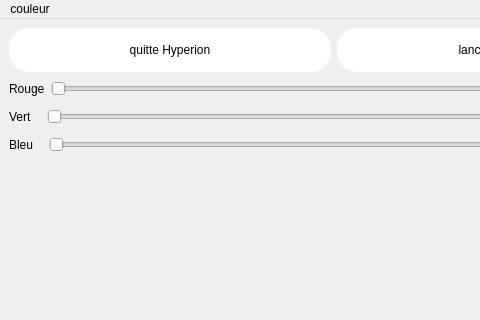
Old version of the form fen.ui in the repository RonangLeSang/telecommande-led-v2; both pictures show x 0 to 480 and y 0 to 320 of the 997 by 751 pixel window.
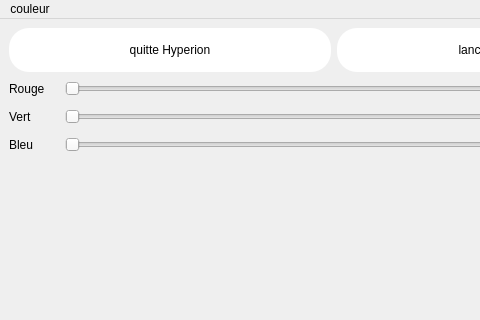
New version of the form.

Commit message: [FIX] multiples bugs d'affichage

Diff of the .ui file:
```diff
--- a/fen.ui
+++ b/fen.ui
@@ -69,6 +69,12 @@
          <layout class="QHBoxLayout" name="horizontalLayout">
           <item>
            <widget class="QLabel" name="labelRed">
+            <property name="minimumSize">
+             <size>
+              <width>50</width>
+              <height>22</height>
+             </size>
+            </property>
             <property name="text">
              <string>Rouge</string>
             </property>
@@ -94,8 +100,14 @@
          <layout class="QHBoxLayout" name="horizontalLayout_3">
           <item>
            <widget class="QLabel" name="labelGreen">
+            <property name="minimumSize">
+             <size>
+              <width>50</width>
+              <height>0</height>
+             </size>
+            </property>
             <property name="text">
-             <string>Vert   </string>
+             <string>Vert</string>
             </property>
            </widget>
           </item>
@@ -119,8 +131,14 @@
          <layout class="QHBoxLayout" name="horizontalLayout_4">
           <item>
            <widget class="QLabel" name="labelBlue">
+            <property name="minimumSize">
+             <size>
+              <width>50</width>
+              <height>0</height>
+             </size>
+            </property>
             <property name="text">
-             <string>Bleu   </string>
+             <string>Bleu</string>
             </property>
            </widget>
           </item>
```
Left out of the diff: 3 changed lines with no effect on the pictures.
